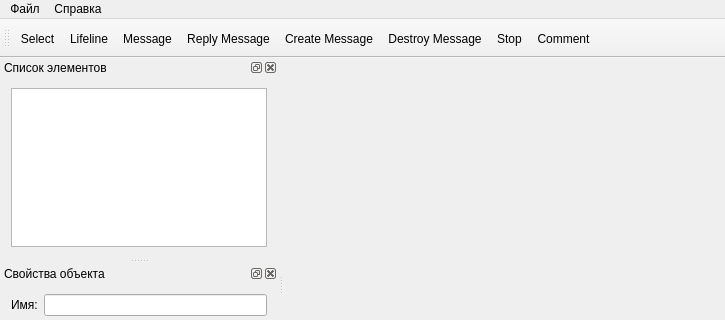
The window that sumleditor/sumleditor/sumleditor.ui (ARyaskov/SmilingMoose) describes before a commit, drawn with Qt 5; both pictures show x 0 to 725 and y 0 to 320 of the 725 by 532 pixel window.
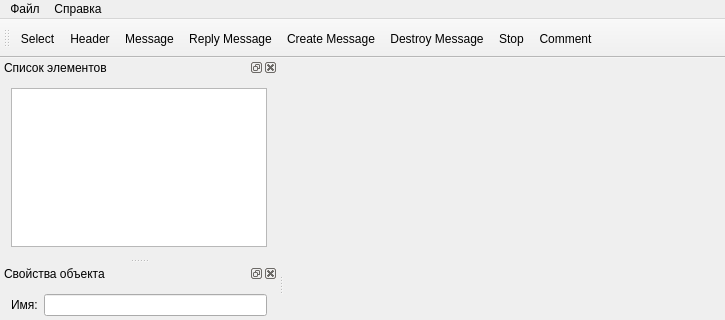
The same window after the commit. Icons and pictures are not drawn.

Commit message: Класс линии жизни разделен на два: класс Header - заголовок и класс Lifeline - класс самой линии, т.к. у них разные задачи. Изменил цвет заголовка.

```diff
--- a/sumleditor/sumleditor/sumleditor.ui
+++ b/sumleditor/sumleditor/sumleditor.ui
@@ -248,7 +248,7 @@
      <normaloff>:/sumleditor/resources/lifeline.bmp</normaloff>:/sumleditor/resources/lifeline.bmp</iconset>
    </property>
    <property name="text">
-    <string>Lifeline</string>
+    <string>Header</string>
    </property>
   </action>
   <action name="actMessage">
```
The commit also changes 7 other files.
